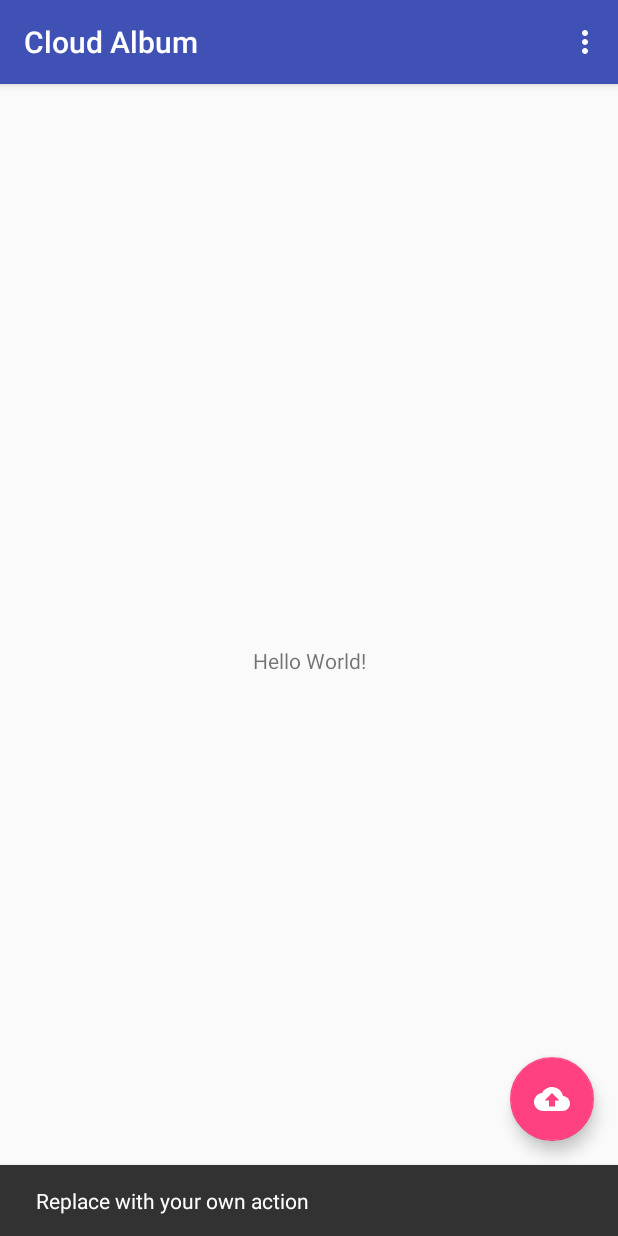
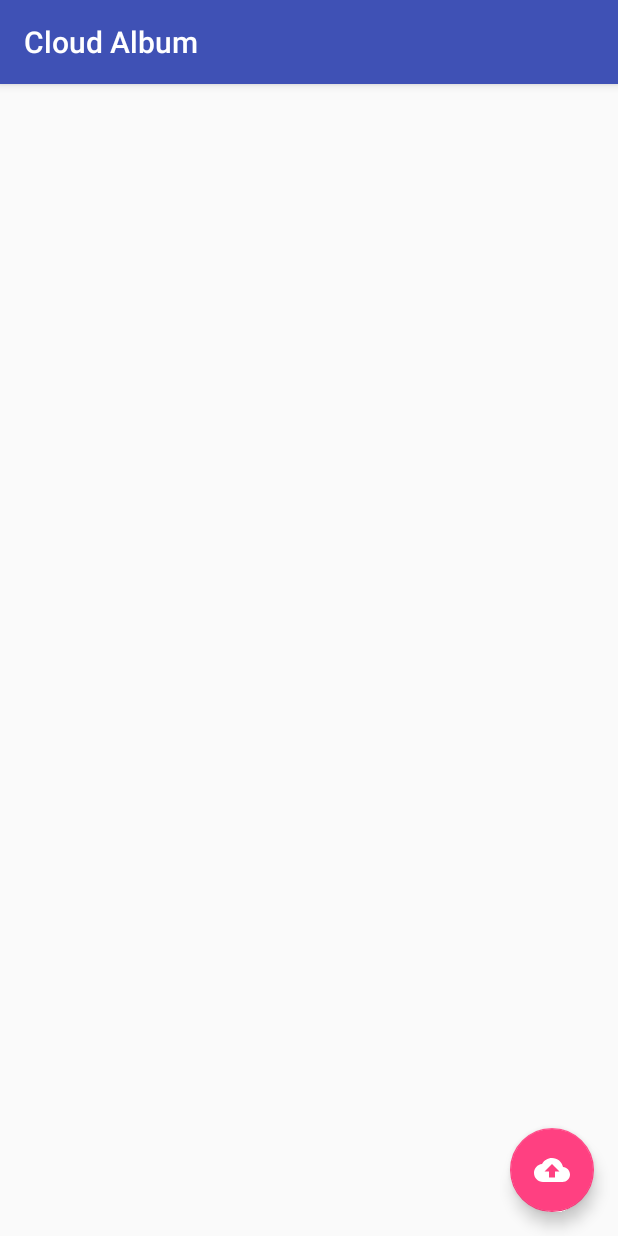
Before and after one commit to kappa0923/cloud-album, an Android app: the screen it shows after launch (MainActivity), after a tap on an icon or button, on a phone screen of 412 x 824 dp. Run offline under Robolectric (Android 15) with nearby library versions, the phone set to English and light mode, and no system bars.

Commit message:
不要な処理を削除

```diff
--- a/app/src/main/java/jp/cloud/marking/android/cloudalbum/MainActivity.java
+++ b/app/src/main/java/jp/cloud/marking/android/cloudalbum/MainActivity.java
@@ -22,31 +22,12 @@ public class MainActivity extends AppCompatActivity {
         fab.setOnClickListener(new View.OnClickListener() {
             @Override
             public void onClick(View view) {
-                Snackbar.make(view, "Replace with your own action", Snackbar.LENGTH_LONG)
-                        .setAction("Action", null).show();
             }
         });
     }
 
     @Override
     public boolean onCreateOptionsMenu(Menu menu) {
-        // Inflate the menu; this adds items to the action bar if it is present.
-        getMenuInflater().inflate(R.menu.menu_main, menu);
-        return true;
-    }
-
-    @Override
-    public boolean onOptionsItemSelected(MenuItem item) {
-        // Handle action bar item clicks here. The action bar will
-        // automatically handle clicks on the Home/Up button, so long
-        // as you specify a parent activity in AndroidManifest.xml.
-        int id = item.getItemId();
-
-        //noinspection SimplifiableIfStatement
-        if (id == R.id.action_settings) {
-            return true;
-        }
-
-        return super.onOptionsItemSelected(item);
+        return false;
     }
 }
--- a/app/src/main/res/layout/content_main.xml
+++ b/app/src/main/res/layout/content_main.xml
@@ -9,13 +9,4 @@
     tools:context="jp.cloud.marking.android.cloudalbum.MainActivity"
     tools:showIn="@layout/activity_main">
 
-    <TextView
-        android:layout_width="wrap_content"
-        android:layout_height="wrap_content"
-        android:text="Hello World!"
-        app:layout_constraintBottom_toBottomOf="parent"
-        app:layout_constraintLeft_toLeftOf="parent"
-        app:layout_constraintRight_toRightOf="parent"
-        app:layout_constraintTop_toTopOf="parent"/>
-
 </android.support.constraint.ConstraintLayout>
```
